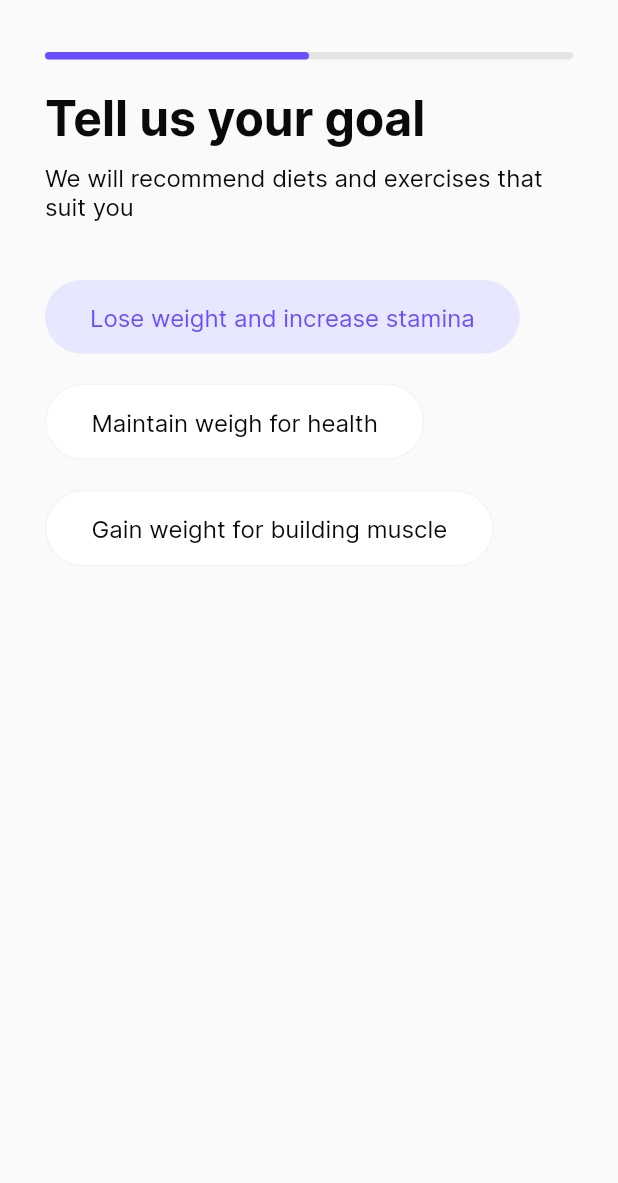
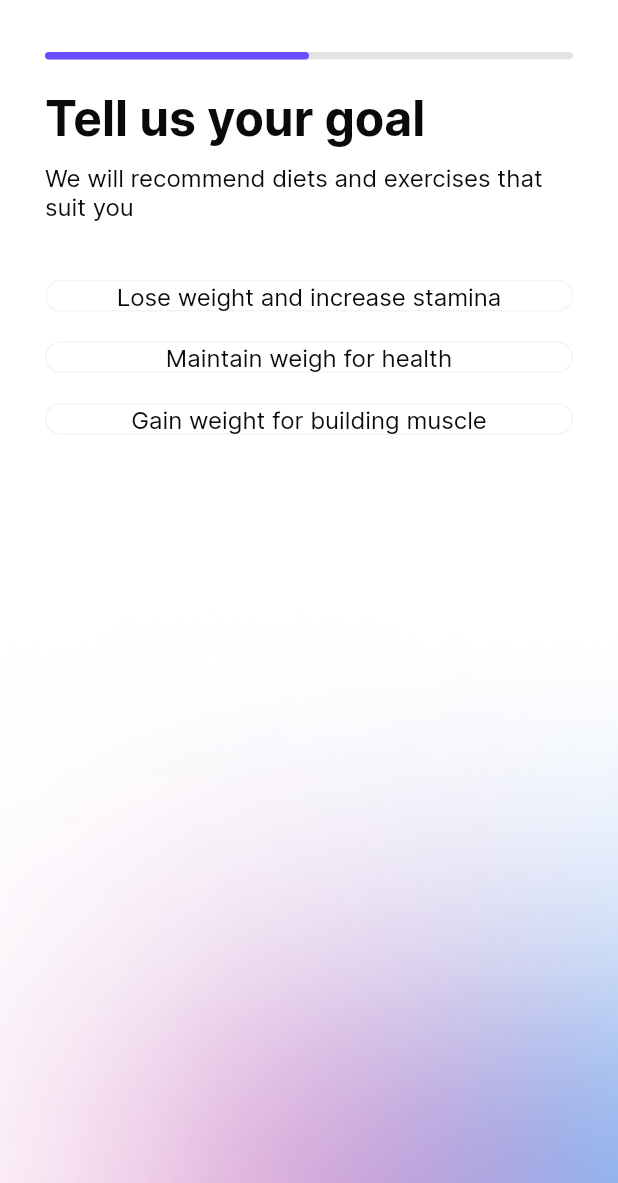
Before and after one commit to studio-alva/nucleus-flutter, a Flutter app: the PersonalizationSeconPages screen opened by its route, on a phone screen of 412 x 824 dp, the part 53-1236 px from its top. Run offline on Flutter 3.47's test engine with Material 2 defaults, Android fonts, the phone set to English and light mode, and no system bars; our stand-ins replace carousel_slider, device_preview, faker, flutter_svg; network calls fail.

Commit message:
enhance ui page

```diff
--- a/lib/config/asset_colors.dart
+++ b/lib/config/asset_colors.dart
@@ -61,4 +61,7 @@ class AssetColors {
   static const Color textGrey = Color(0XFFAFBCCB);
 
   static const Color bgHighLight = Color(0XFFECF0F3);
+
+  static const Color pinkLightColor = Color.fromRGBO(255, 0, 123, 1);
+  static const Color cyanColor = Color.fromRGBO(0, 161, 255, 1);
 }
--- a/lib/config/asset_paths.dart
+++ b/lib/config/asset_paths.dart
@@ -4,6 +4,9 @@ class AssetPaths {
   static const String imageMatahari = "assets/images/matahari.png";
   static const String imageThumb1 = "assets/images/thumb1.png";
   static const String imageAvatar1 = "assets/images/avatar1.png";
+
+  static const String gradientBackground =
+      "assets/images/gradient-background.png";
 
   static const String imagePost1 = "assets/images/post1.png";
   static const String imagePost2 = "assets/images/post2.png";
--- a/lib/ui_features/pages/contents/contents_detail.dart
+++ b/lib/ui_features/pages/contents/contents_detail.dart
@@ -48,9 +48,9 @@ class ContentDetailPages extends StatelessWidget {
                           ),
                         ),
                         verticalSpace(40),
-                        Row(
+                        const Row(
                           mainAxisAlignment: MainAxisAlignment.spaceEvenly,
-                          children: const [
+                          children: [
                             DetailRow(
                               title: "15 Minutes",
                               subTitle: "Duration",
--- a/lib/ui_features/pages/home/inbox_pages_1.dart
+++ b/lib/ui_features/pages/home/inbox_pages_1.dart
@@ -91,7 +91,7 @@ class InboxPages1 extends StatelessWidget {
                       ),
                       ButtonPrimary(
                         onTap: () {},
-                        text: "WRITE",
+                        text: "Write",
                         width: 80,
                         height: 40,
                       ),
--- a/lib/ui_features/pages/personalization/personalization_second_page.dart
+++ b/lib/ui_features/pages/personalization/personalization_second_page.dart
@@ -27,7 +27,7 @@ class _PersonalizationSeconPagesState extends State<PersonalizationSeconPages>
     currenStep = 1;
     stepWidget = [
       StepFirstPerson(),
-      StepTwoPerson(),
+      const StepTwoPerson(),
     ];
 
     maxStep = stepWidget.length;
@@ -47,10 +47,24 @@ class _PersonalizationSeconPagesState extends State<PersonalizationSeconPages>
     );
 
     return Scaffold(
+      backgroundColor: Colors.white,
       appBar: const AppBarPrimary(),
       body: SafeArea(
-        child: Container(
-          margin: const EdgeInsets.fromLTRB(30, 0, 30, 30),
+        bottom: false,
+        child: Stack(
+          children: [
+            if (currenStep == 1)
+              Positioned(
+                bottom: -80,
+                child: Image.asset(
+                  AssetPaths.gradientBackground,
+                  width: screenWidth(context),
+                  alignment: Alignment.topLeft,
+                  fit: BoxFit.cover,
+                ),
+              ),
+            Padding(
+              padding: const EdgeInsets.fromLTRB(30, 0, 30, 0),
               child: Column(
                 children: [
                   LayoutBuilder(
@@ -85,9 +99,10 @@ class _PersonalizationSeconPagesState extends State<PersonalizationSeconPages>
                       children: stepWidget,
                     ),
                   ),
-              //Indicator
                 ],
               ),
+            ),
+          ],
         ),
       ),
     );
--- a/lib/ui_features/pages/personalization/step/step_first.dart
+++ b/lib/ui_features/pages/personalization/step/step_first.dart
@@ -4,19 +4,24 @@ import '../../../../config/config.dart';
 import '../../../../ui_features/model/sort_model.dart';
 import '../../../../ui_features/widgets/input/select_item1.dart';
 
-class StepFirstPerson extends StatelessWidget {
-  StepFirstPerson({super.key});
+class StepFirstPerson extends StatefulWidget {
+  const StepFirstPerson({super.key});
 
-  final List<SortModel> tell = [
+  @override
+  State<StepFirstPerson> createState() => _StepFirstPersonState();
+}
+
+class _StepFirstPersonState extends State<StepFirstPerson> {
+  String? value;
+
+  @override
+  Widget build(BuildContext context) {
+    List<SortModel> tell = [
       SortModel(name: "Lose weight and increase stamina", status: true),
       SortModel(name: "Maintain weigh for health", status: false),
       SortModel(name: "Gain weight for building muscle", status: false),
     ];
-
-  @override
-  Widget build(BuildContext context) {
-    return Container(
-      child: Column(
+    return Column(
       mainAxisSize: MainAxisSize.min,
       crossAxisAlignment: CrossAxisAlignment.start,
       children: [
@@ -31,14 +36,22 @@ class StepFirstPerson extends StatelessWidget {
           style: AssetStyles.labelMdRegular,
         ),
         verticalSpace(40),
-          ...tell.map(
-            (e) => SelectItem1(
+        for (var e in tell)
+          GestureDetector(
+            onTap: () {
+              if (value != e.name) {
+                value = e.name;
+              } else {
+                value = null;
+              }
+              setState(() {});
+            },
+            child: SelectItem1(
               text: e.name,
-              isActive: e.status,
+              isActive: value == e.name,
             ),
           ),
       ],
-      ),
     );
   }
 }
--- a/lib/ui_features/widgets/appbar/appbar_chat.dart
+++ b/lib/ui_features/widgets/appbar/appbar_chat.dart
@@ -19,6 +19,9 @@ class AppBarChat extends StatelessWidget {
           child: InputCustom(
             controller: search,
             hintText: "Search Email",
+            filled: true,
+            borderless: true,
+            fillColor: AssetColors.skyLighter,
             contentPadding: const EdgeInsetsDirectional.symmetric(vertical: 5),
             prefixIcon: SvgPicture.asset(
               AssetPaths.iconSearch,
--- a/lib/ui_features/widgets/home/thumbnail_img.dart
+++ b/lib/ui_features/widgets/home/thumbnail_img.dart
@@ -19,6 +19,9 @@ class ThumbnailImg extends StatelessWidget {
     return Container(
       margin: const EdgeInsets.only(right: 10),
       width: width,
+      child: Material(
+        child: InkWell(
+          onTap: () {},
           child: Column(
             children: [
               Expanded(
@@ -39,6 +42,8 @@ class ThumbnailImg extends StatelessWidget {
               ),
             ],
           ),
+        ),
+      ),
     );
   }
 }
--- a/lib/ui_features/widgets/home/thumbnail_img_1.dart
+++ b/lib/ui_features/widgets/home/thumbnail_img_1.dart
@@ -19,6 +19,9 @@ class ThumbnailImg1 extends StatelessWidget {
     return Container(
       margin: const EdgeInsets.only(right: 10),
       width: width,
+      child: Material(
+        child: InkWell(
+          onTap: () {},
           child: Column(
             crossAxisAlignment: CrossAxisAlignment.start,
             children: [
@@ -26,6 +29,7 @@ class ThumbnailImg1 extends StatelessWidget {
                 width: double.infinity,
                 height: width! * 0.9,
                 decoration: BoxDecoration(
+                  borderRadius: BorderRadius.circular(16),
                   image: DecorationImage(
                     image: AssetImage(data["images"]!),
                     fit: BoxFit.cover,
@@ -49,6 +53,8 @@ class ThumbnailImg1 extends StatelessWidget {
               ),
             ],
           ),
+        ),
+      ),
     );
   }
 }
--- a/lib/ui_features/widgets/input/select_item1.dart
+++ b/lib/ui_features/widgets/input/select_item1.dart
@@ -30,8 +30,10 @@ class SelectItem1 extends StatelessWidget {
   Widget build(BuildContext context) {
     return InkWell(
       child: Container(
-        padding:
-            padding ?? const EdgeInsets.symmetric(horizontal: 30, vertical: 15),
+        padding: const EdgeInsets.symmetric(
+          horizontal: 16,
+        ),
+        alignment: Alignment.center,
         margin: margin ?? const EdgeInsets.only(bottom: 20),
         decoration: BoxDecoration(
           color: isActive!
```
Also changed, not shown: lib/ui_features/pages/home/main_home.dart (+7 -4 lines), lib/ui_features/pages/home/main_home_pages1.dart (+9 -4 lines), lib/ui_features/widgets/button/button_icon_rounded.dart (+8 -3 lines), lib/ui_features/widgets/coverages/coverages_item.dart (+9 -6 lines), lib/ui_features/widgets/home/item_home.dart (+15 -3 lines), lib/ui_features/widgets/home/post_thumb_small.dart (+6 -1 lines), lib/ui_features/widgets/input/input_custom.dart (+14 -0 lines), lib/ui_features/widgets/location/location_item.dart (+5 -2 lines), assets/images/gradient-background.png (added). Lines whose indentation alone changed are shown as unchanged.
